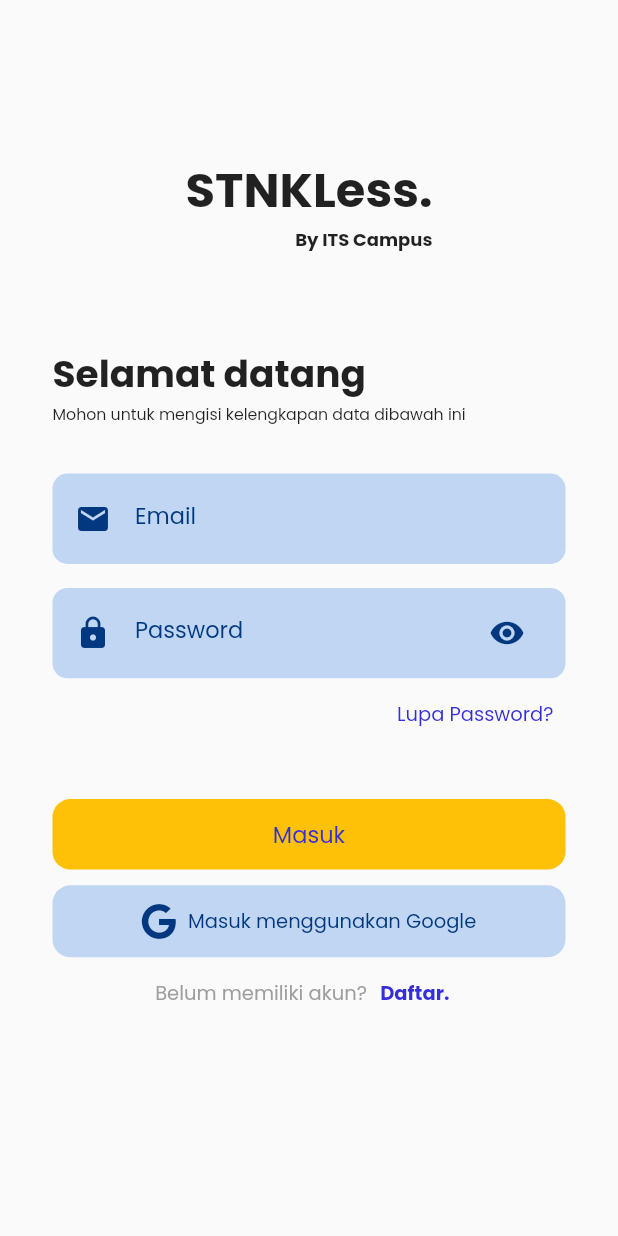
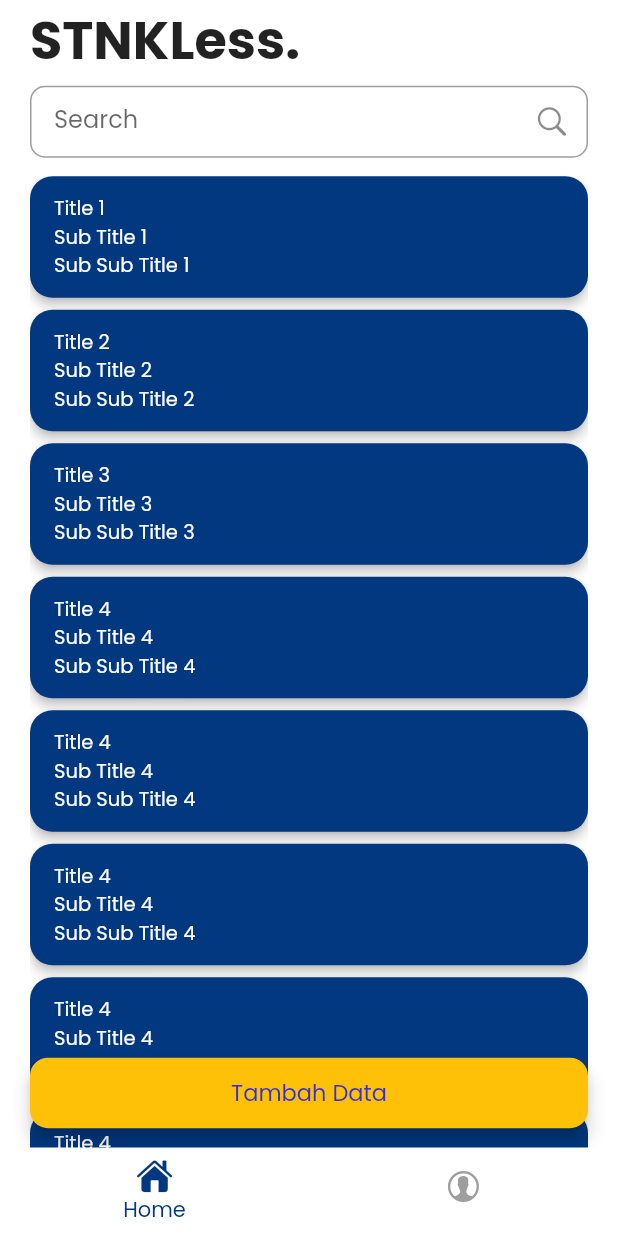
Before and after one commit to daudhiyaa/stnkless-app, a Flutter app: the LoginPage screen opened directly, after a tap on "Masuk", on a phone screen of 412 x 824 dp. Run offline on Flutter 3.47's test engine with Material 2 defaults, Android fonts, the phone set to English and light mode, and no system bars; our stand-ins replace font_awesome_flutter.

Commit message:
feat: home screen

```diff
--- a/lib/components/button/button.dart
+++ b/lib/components/button/button.dart
@@ -1,14 +1,15 @@
-
 import 'package:flutter/material.dart';
 
 class CustomButton extends StatelessWidget {
   final void Function() onPressed;
   final String title;
+  final double elevation;
 
   const CustomButton({
     super.key,
     required this.onPressed,
     required this.title,
+    this.elevation = 0,
   });
 
   @override
@@ -18,7 +19,7 @@ class CustomButton extends StatelessWidget {
       child: ElevatedButton(
         onPressed: onPressed,
         style: ButtonStyle(
-          elevation: MaterialStateProperty.all<double>(0.0),
+          elevation: MaterialStateProperty.all<double>(elevation),
           backgroundColor: MaterialStateProperty.resolveWith<Color>(
             (states) {
               if (states.contains(MaterialState.pressed)) {
--- /dev/null
+++ b/lib/constants/constants.dart
@@ -0,0 +1 @@
+const double paddingAllPages = 35;
--- a/lib/main.dart
+++ b/lib/main.dart
@@ -33,6 +33,11 @@ class MyApp extends StatelessWidget {
             ),
           ),
         ),
+        primaryTextTheme: const TextTheme(
+          titleLarge: TextStyle(fontFamily: 'Poppins'),
+          titleMedium: TextStyle(fontFamily: 'Poppins'),
+          titleSmall: TextStyle(fontFamily: 'Poppins'),
+        ),
       ),
       home: const OnboardingScreen(),
     );
--- a/lib/screens/auth/login.dart
+++ b/lib/screens/auth/login.dart
@@ -3,8 +3,9 @@ import 'package:flutter/material.dart';
 import 'package:stnkless/components/button/button.dart';
 import 'package:stnkless/components/button/login_with_google.dart';
 import 'package:stnkless/components/stnkless_logo.dart';
-import 'package:stnkless/components/textfiled.dart';
+import 'package:stnkless/components/textfield.dart';
 import 'package:stnkless/constants/color.dart';
+import 'package:stnkless/constants/constants.dart';
 import 'package:stnkless/screens/auth/register.dart';
 import 'package:stnkless/screens/base.dart';
 
@@ -28,7 +29,7 @@ class _LoginPageState extends State<LoginPage> {
     return Scaffold(
       body: SafeArea(
         child: ListView(
-          padding: const EdgeInsets.symmetric(horizontal: 35),
+          padding: const EdgeInsets.symmetric(horizontal: paddingAllPages),
           children: [
             SizedBox(height: maxHeight * 0.05),
             SizedBox(
@@ -99,12 +100,12 @@ class _LoginPageState extends State<LoginPage> {
             CustomButton(
               title: 'Masuk',
               onPressed: () {
-                // Navigator.push(
-                //   context,
-                //   MaterialPageRoute(
-                //     builder: (context) => const BaseScreen(),
-                //   ),
-                // );
+                Navigator.push(
+                  context,
+                  MaterialPageRoute(
+                    builder: (context) => const BaseScreen(),
+                  ),
+                );
               },
             ),
             const SizedBox(height: 10.0),
--- a/lib/screens/auth/register.dart
+++ b/lib/screens/auth/register.dart
@@ -3,8 +3,9 @@ import 'package:flutter/material.dart';
 import 'package:stnkless/components/button/button.dart';
 import 'package:stnkless/components/button/login_with_google.dart';
 import 'package:stnkless/components/stnkless_logo.dart';
-import 'package:stnkless/components/textfiled.dart';
+import 'package:stnkless/components/textfield.dart';
 import 'package:stnkless/constants/color.dart';
+import 'package:stnkless/constants/constants.dart';
 import 'package:stnkless/screens/auth/login.dart';
 
 class RegisterPage extends StatefulWidget {
@@ -29,7 +30,7 @@ class _RegisterPageState extends State<RegisterPage> {
     return Scaffold(
       body: SafeArea(
         child: ListView(
-          padding: const EdgeInsets.symmetric(horizontal: 35),
+          padding: const EdgeInsets.symmetric(horizontal: paddingAllPages),
           children: [
             SizedBox(
               height: maxHeight * 0.2,
--- /dev/null
+++ b/lib/screens/base.dart
@@ -0,0 +1,67 @@
+import 'package:flutter/cupertino.dart';
+import 'package:flutter/material.dart';
+import 'package:stnkless/constants/color.dart';
+
+import 'package:stnkless/screens/admin/admin.dart';
+import 'package:stnkless/screens/profile.dart';
+import 'package:stnkless/screens/user/home.dart';
+
+class BaseScreen extends StatefulWidget {
+  final bool isAdmin;
+  const BaseScreen({super.key, this.isAdmin = false});
+
+  @override
+  State<BaseScreen> createState() => _BaseScreenState();
+}
+
+class _BaseScreenState extends State<BaseScreen> {
+  int _selectedIndex = 0;
+  List<Widget> pages = [
+    const AdminPage(),
+    const ProfilePage(),
+  ];
+
+  @override
+  void initState() {
+    super.initState();
+    pages = widget.isAdmin
+        ? [const AdminPage(), const ProfilePage()]
+        : [const HomePage(), const ProfilePage()];
+  }
+
+  void _onItemTapped(int index) {
+    setState(() {
+      _selectedIndex = index;
+    });
+  }
+
+  @override
+  Widget build(BuildContext context) {
+    return Scaffold(
+      body: pages[_selectedIndex],
+      bottomNavigationBar: BottomNavigationBar(
+        items: [
+          BottomNavigationBarItem(
+            icon: Icon(
+                widget.isAdmin ? Icons.security : CupertinoIcons.house_fill),
+            label: widget.isAdmin ? 'Admin' : 'Home',
+            tooltip: widget.isAdmin ? "Admin Page" : "Home Page",
+          ),
+          const BottomNavigationBarItem(
+            icon: Icon(CupertinoIcons.person_alt_circle),
+            label: 'Profile',
+            tooltip: "Profile Page",
+          ),
+        ],
+        onTap: _onItemTapped,
+        currentIndex: _selectedIndex,
+        backgroundColor: Colors.white,
+        selectedItemColor: darkBlue,
+        unselectedItemColor: Colors.grey.shade500,
+        showSelectedLabels: true,
+        showUnselectedLabels: false,
+        elevation: 0,
+      ),
+    );
+  }
+}
--- a/lib/screens/onboarding.dart
+++ b/lib/screens/onboarding.dart
@@ -2,6 +2,7 @@ import 'package:flutter/material.dart';
 
 import 'package:stnkless/components/button/button.dart';
 import 'package:stnkless/components/stnkless_logo.dart';
+import 'package:stnkless/constants/constants.dart';
 import 'package:stnkless/screens/auth/login.dart';
 
 class OnboardingScreen extends StatelessWidget {
@@ -13,7 +14,7 @@ class OnboardingScreen extends StatelessWidget {
 
     return Scaffold(
       body: Padding(
-        padding: const EdgeInsets.symmetric(horizontal: 35),
+        padding: const EdgeInsets.symmetric(horizontal: paddingAllPages),
         child: Column(
           mainAxisAlignment: MainAxisAlignment.center,
           children: [
--- /dev/null
+++ b/lib/screens/user/home.dart
@@ -0,0 +1,225 @@
+import 'package:flutter/cupertino.dart';
+import 'package:flutter/material.dart';
+import 'package:stnkless/components/button/button.dart';
+import 'package:stnkless/constants/color.dart';
+
+class HomePage extends StatefulWidget {
+  const HomePage({super.key});
+
+  @override
+  State<HomePage> createState() => _HomePageState();
+}
+
+class _HomePageState extends State<HomePage> {
+  final TextEditingController _search = TextEditingController();
+  List<List<dynamic>> cardData = [
+    [
+      'Title 1',
+      'Sub Title 1',
+      'Sub Sub Title 1',
+    ],
+    [
+      'Title 2',
+      'Sub Title 2',
+      'Sub Sub Title 2',
+    ],
+    [
+      'Title 3',
+      'Sub Title 3',
+      'Sub Sub Title 3',
+    ],
+    [
+      'Title 4',
+      'Sub Title 4',
+      'Sub Sub Title 4',
+    ],
+    [
+      'Title 4',
+      'Sub Title 4',
+      'Sub Sub Title 4',
+    ],
+    [
+      'Title 4',
+      'Sub Title 4',
+      'Sub Sub Title 4',
+    ],
+    [
+      'Title 4',
+      'Sub Title 4',
+      'Sub Sub Title 4',
+    ],
+    [
+      'Title 4',
+      'Sub Title 4',
+      'Sub Sub Title 4',
+    ],
+  ];
+
+  List<List<dynamic>> filteredCardData = [];
+
+  @override
+  void initState() {
+    super.initState();
+    filteredCardData.addAll(cardData);
+  }
+
+  void _filteringData(String query) {
+    filteredCardData.clear();
+    if (query.isEmpty) {
+      filteredCardData.addAll(cardData);
+    } else {
+      for (var data in cardData) {
+        if (data[0].toLowerCase().contains(query.toLowerCase())) {
+          filteredCardData.add(data);
+        }
+      }
+    }
+    setState(() {});
+  }
+
+  @override
+  Widget build(BuildContext context) {
+    double maxHeight = MediaQuery.of(context).size.height;
+
+    return Scaffold(
+      backgroundColor: Colors.white,
+      body: SafeArea(
+        child: Stack(
+          children: [
+            Padding(
+              padding: const EdgeInsets.symmetric(horizontal: 20),
+              child: Column(
+                crossAxisAlignment: CrossAxisAlignment.start,
+                children: [
+                  const Text(
+                    "STNKLess.",
+                    style: TextStyle(
+                      fontWeight: FontWeight.bold,
+                      fontSize: 35,
+                    ),
+                  ),
+                  SizedBox(height: maxHeight * 0.005),
+                  TextField(
+                    controller: _search,
+                    onChanged: (query) {
+                      _filteringData(query);
+                    },
+                    style: const TextStyle(fontFamily: 'Poppins'),
+                    decoration: InputDecoration(
+                      labelText: 'Search',
+                      labelStyle: const TextStyle(fontFamily: 'Poppins'),
+                      border: OutlineInputBorder(
+                        borderRadius: BorderRadius.circular(10),
+                        borderSide: const BorderSide(
+                          color: Colors.grey,
+                          width: 2,
+                        ),
+                      ),
+                      contentPadding: const EdgeInsets.symmetric(
+                        horizontal: 16,
+                      ),
+                      suffixIcon: const Icon(CupertinoIcons.search),
+                    ),
+                  ),
+                  SizedBox(height: maxHeight * 0.015),
+                  Expanded(
+                    child: ListView.builder(
+                      shrinkWrap: true,
+                      physics: const ClampingScrollPhysics(),
+                      itemCount: filteredCardData.length,
+                      itemBuilder: (BuildContext context, int index) {
+                        return GestureDetector(
+                          onTap: () {
+                            // handle ontap
+                          },
+                          child: HomeScreenCard(
+                            filteredCardData: filteredCardData,
+                            index: index,
+                          ),
+                        );
+                      },
+                    ),
+                  ),
+                ],
+              ),
+            ),
+            Column(
+              mainAxisAlignment: MainAxisAlignment.end,
+              children: [
+                Padding(
+                  padding: const EdgeInsets.symmetric(horizontal: 20),
+                  child: CustomButton(
+                    onPressed: () {
+                      // handle onpressed
+                    },
+                    title: "Tambah Data",
+                    elevation: 5,
+                  ),
+                ),
+                SizedBox(height: maxHeight * 0.015),
+              ],
+            ),
+          ],
+        ),
+      ),
+    );
+  }
+}
+
+class HomeScreenCard extends StatelessWidget {
+  const HomeScreenCard({
+    super.key,
+    required this.filteredCardData,
+    required this.index,
+  });
+
+  final List<List> filteredCardData;
+  final int index;
+
+  @override
+  Widget build(BuildContext context) {
+    return Card(
+      color: darkBlue,
+      shape: RoundedRectangleBorder(
+        borderRadius: BorderRadius.circular(15.0),
+      ),
+      margin: const EdgeInsets.only(bottom: 8),
+      elevation: 3,
+      child: Padding(
+        padding: const EdgeInsets.symmetric(
+          vertical: 12,
+          horizontal: 16,
+        ),
+        child: Column(
+          crossAxisAlignment: CrossAxisAlignment.start,
+          children: [
+            Text(
+              filteredCardData[index][0],
+              style: const TextStyle(
+                fontSize: 13,
+                fontFamily: 'Poppins',
+                color: Colors.white,
+              ),
+            ),
+            Text(
+              filteredCardData[index][1],
+              style: const TextStyle(
+                fontSize: 13,
+                fontFamily: 'Poppins',
+                color: Colors.white,
+              ),
+            ),
+            Text(
+              filteredCardData[index][2],
+              style: const TextStyle(
+                fontSize: 13,
+                fontFamily: 'Poppins',
+                color: Colors.white,
+              ),
+            ),
+          ],
+        ),
+      ),
+    );
+  }
+}
```
Also changed, not shown: lib/components/textfield.dart (renamed from lib/components/textfiled.dart).
